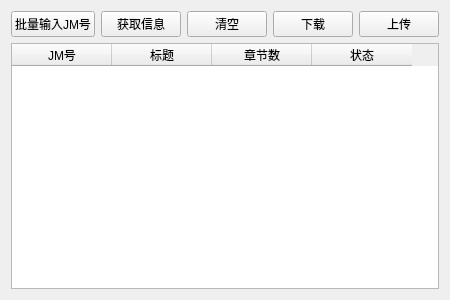
tonquer/JMComic-qt, file ui/ui_download_some.ui: the form before one commit.
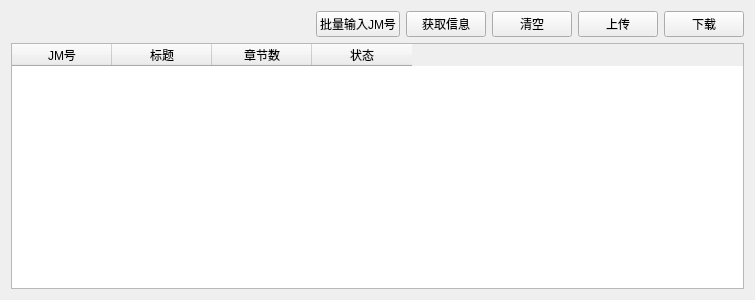
The form after the commit.

Commit message: 批量下载

Diff of the .ui file:
```diff
--- a/ui/ui_download_some.ui
+++ b/ui/ui_download_some.ui
@@ -6,7 +6,7 @@
    <rect>
     <x>0</x>
     <y>0</y>
-    <width>446</width>
+    <width>755</width>
     <height>300</height>
    </rect>
   </property>
@@ -29,6 +29,13 @@
        </property>
       </spacer>
      </item>
+     <item>
+      <widget class="QLabel" name="totalLabel">
+       <property name="text">
+        <string/>
+       </property>
+      </widget>
+     </item>
      <item>
       <widget class="QPushButton" name="inputButton">
        <property name="text">
@@ -50,13 +57,6 @@
        </property>
       </widget>
      </item>
-     <item>
-      <widget class="QPushButton" name="downButton">
-       <property name="text">
-        <string>下载</string>
-       </property>
-      </widget>
-     </item>
      <item>
       <widget class="QPushButton" name="nasButton">
        <property name="text">
@@ -64,6 +64,13 @@
        </property>
       </widget>
      </item>
+     <item>
+      <widget class="QPushButton" name="downButton">
+       <property name="text">
+        <string>下载</string>
+       </property>
+      </widget>
+     </item>
     </layout>
    </item>
    <item>
```
The commit also changes 12 other files.
